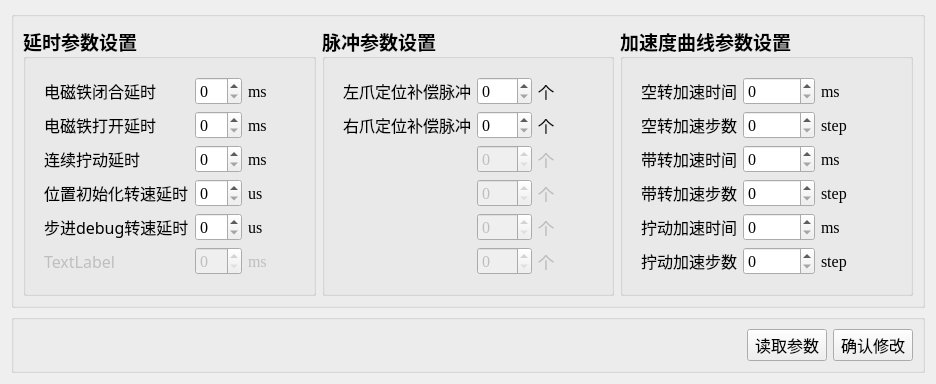
Old version of the form Cube_Explorer_SPFA_with_Qt/qtWindows/DataSheetWidget.ui in the repository hovnySiLenCe/Cube_Explorer_SPFA_with_Qt.
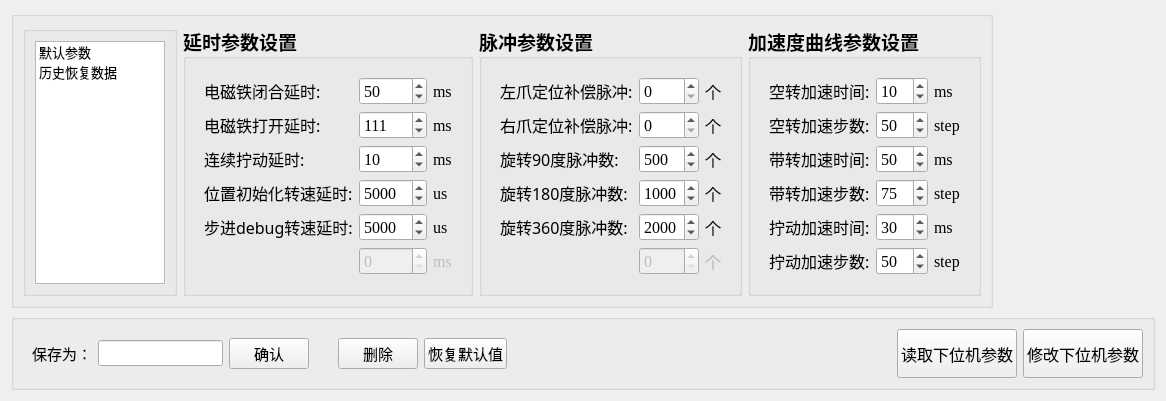
New version of the form.

Commit message: update parameter sheet

Patch:
```diff
--- a/Cube_Explorer_SPFA_with_Qt/qtWindows/DataSheetWidget.ui
+++ b/Cube_Explorer_SPFA_with_Qt/qtWindows/DataSheetWidget.ui
@@ -6,8 +6,8 @@
    <rect>
     <x>0</x>
     <y>0</y>
-    <width>936</width>
-    <height>356</height>
+    <width>1166</width>
+    <height>399</height>
    </rect>
   </property>
   <property name="sizePolicy">
@@ -23,7 +23,7 @@
    <item>
     <widget class="QGroupBox" name="paraHorizontalGroupBox">
      <property name="sizePolicy">
-      <sizepolicy hsizetype="Preferred" vsizetype="Preferred">
+      <sizepolicy hsizetype="Maximum" vsizetype="Preferred">
        <horstretch>0</horstretch>
        <verstretch>0</verstretch>
       </sizepolicy>
@@ -38,6 +38,102 @@
       <property name="sizeConstraint">
        <enum>QLayout::SetDefaultConstraint</enum>
       </property>
+      <item>
+       <widget class="QGroupBox" name="StrategyGroupBox">
+        <property name="font">
+         <font>
+          <pointsize>14</pointsize>
+          <weight>75</weight>
+          <bold>true</bold>
+         </font>
+        </property>
+        <layout class="QVBoxLayout" name="verticalLayout_4">
+         <item>
+          <widget class="QListWidget" name="list_strategy">
+           <property name="sizePolicy">
+            <sizepolicy hsizetype="Minimum" vsizetype="Expanding">
+             <horstretch>0</horstretch>
+             <verstretch>0</verstretch>
+            </sizepolicy>
+           </property>
+           <property name="minimumSize">
+            <size>
+             <width>130</width>
+             <height>0</height>
+            </size>
+           </property>
+           <property name="maximumSize">
+            <size>
+             <width>130</width>
+             <height>16777215</height>
+            </size>
+           </property>
+           <property name="font">
+            <font>
+             <pointsize>10</pointsize>
+             <weight>50</weight>
+             <bold>false</bold>
+            </font>
+           </property>
+           <property name="editTriggers">
+            <set>QAbstractItemView::EditKeyPressed|QAbstractItemView::SelectedClicked</set>
+           </property>
+           <property name="dragEnabled">
+            <bool>true</bool>
+           </property>
+           <property name="currentRow">
+            <number>-1</number>
+           </property>
+           <property name="sortingEnabled">
+            <bool>false</bool>
+           </property>
+           <item>
+            <property name="text">
+             <string>默认参数</string>
+            </property>
+            <property name="font">
+             <font>
+              <pointsize>10</pointsize>
+             </font>
+            </property>
+            <property name="flags">
+             <set>ItemIsSelectable|ItemIsUserCheckable|ItemIsEnabled</set>
+            </property>
+           </item>
+           <item>
+            <property name="text">
+             <string>历史恢复数据</string>
+            </property>
+            <property name="statusTip">
+             <string/>
+            </property>
+            <property name="font">
+             <font>
+              <pointsize>10</pointsize>
+              <kerning>true</kerning>
+             </font>
+            </property>
+            <property name="textAlignment">
+             <set>AlignLeading|AlignTop</set>
+            </property>
+            <property name="background">
+             <brush brushstyle="NoBrush">
+              <color alpha="255">
+               <red>0</red>
+               <green>0</green>
+               <blue>0</blue>
+              </color>
+             </brush>
+            </property>
+            <property name="flags">
+             <set>ItemIsSelectable|ItemIsUserCheckable|ItemIsEnabled</set>
+            </property>
+           </item>
+          </widget>
+         </item>
+        </layout>
+       </widget>
+      </item>
       <item>
        <widget class="QGroupBox" name="TimeDelayGroupBox">
         <property name="enabled">
@@ -85,12 +181,18 @@
                 <family>Times New Roman</family>
                </font>
               </property>
+              <property name="maximum">
+               <number>99999</number>
+              </property>
+              <property name="value">
+               <number>10</number>
+              </property>
              </widget>
             </item>
             <item row="0" column="0">
              <widget class="QLabel" name="label">
               <property name="text">
-               <string>电磁铁闭合延时</string>
+               <string>电磁铁闭合延时:</string>
               </property>
              </widget>
             </item>
@@ -101,6 +203,21 @@
                 <family>Times New Roman</family>
                </font>
               </property>
+              <property name="suffix">
+               <string/>
+              </property>
+              <property name="prefix">
+               <string/>
+              </property>
+              <property name="maximum">
+               <number>99999</number>
+              </property>
+              <property name="value">
+               <number>50</number>
+              </property>
+              <property name="displayIntegerBase">
+               <number>10</number>
+              </property>
              </widget>
             </item>
             <item row="0" column="2">
@@ -122,19 +239,25 @@
                 <family>Times New Roman</family>
                </font>
               </property>
+              <property name="maximum">
+               <number>99999</number>
+              </property>
+              <property name="value">
+               <number>111</number>
+              </property>
              </widget>
             </item>
             <item row="1" column="0">
              <widget class="QLabel" name="label_3">
               <property name="text">
-               <string>电磁铁打开延时</string>
+               <string>电磁铁打开延时:</string>
               </property>
              </widget>
             </item>
             <item row="3" column="0">
              <widget class="QLabel" name="label_6">
               <property name="text">
-               <string>位置初始化转速延时</string>
+               <string>位置初始化转速延时:</string>
               </property>
              </widget>
             </item>
@@ -157,19 +280,25 @@
                 <family>Times New Roman</family>
                </font>
               </property>
+              <property name="maximum">
+               <number>99999</number>
+              </property>
+              <property name="value">
+               <number>5000</number>
+              </property>
              </widget>
             </item>
             <item row="2" column="0">
              <widget class="QLabel" name="label_5">
               <property name="text">
-               <string>连续拧动延时</string>
+               <string>连续拧动延时:</string>
               </property>
              </widget>
             </item>
             <item row="4" column="0">
              <widget class="QLabel" name="label_8">
               <property name="text">
-               <string>步进debug转速延时</string>
+               <string>步进debug转速延时:</string>
               </property>
              </widget>
             </item>
@@ -179,7 +308,7 @@
                <bool>false</bool>
               </property>
               <property name="text">
-               <string>TextLabel</string>
+               <string/>
               </property>
              </widget>
             </item>
@@ -190,6 +319,12 @@
                 <family>Times New Roman</family>
                </font>
               </property>
+              <property name="maximum">
+               <number>99999</number>
+              </property>
+              <property name="value">
+               <number>5000</number>
+              </property>
              </widget>
             </item>
             <item row="5" column="1">
@@ -300,19 +435,25 @@
             <item row="2" column="1">
              <widget class="QSpinBox" name="spinBox_7">
               <property name="enabled">
-               <bool>false</bool>
+               <bool>true</bool>
               </property>
               <property name="font">
                <font>
                 <family>Times New Roman</family>
                </font>
               </property>
+              <property name="maximum">
+               <number>9999</number>
+              </property>
+              <property name="value">
+               <number>500</number>
+              </property>
              </widget>
             </item>
             <item row="0" column="0">
              <widget class="QLabel" name="label_P1_1">
               <property name="text">
-               <string>左爪定位补偿脉冲</string>
+               <string>左爪定位补偿脉冲:</string>
               </property>
              </widget>
             </item>
@@ -323,6 +464,9 @@
                 <family>Times New Roman</family>
                </font>
               </property>
+              <property name="maximum">
+               <number>9999</number>
+              </property>
              </widget>
             </item>
             <item row="0" column="2">
@@ -339,19 +483,25 @@
                 <family>Times New Roman</family>
                </font>
               </property>
+              <property name="maximum">
+               <number>9999</number>
+              </property>
              </widget>
             </item>
             <item row="1" column="0">
              <widget class="QLabel" name="label_P2_1">
               <property name="text">
-               <string>右爪定位补偿脉冲</string>
+               <string>右爪定位补偿脉冲:</string>
               </property>
              </widget>
             </item>
             <item row="3" column="0">
-             <widget class="QLabel" name="label_16">
+             <widget class="QLabel" name="label_key13">
+              <property name="enabled">
+               <bool>true</bool>
+              </property>
               <property name="text">
-               <string> </string>
+               <string>旋转180度脉冲数:</string>
               </property>
               <property name="buddy">
                <cstring>label_16</cstring>
@@ -368,46 +518,64 @@
             <item row="3" column="1">
              <widget class="QSpinBox" name="spinBox_10">
               <property name="enabled">
-               <bool>false</bool>
+               <bool>true</bool>
               </property>
               <property name="font">
                <font>
                 <family>Times New Roman</family>
                </font>
               </property>
+              <property name="maximum">
+               <number>9999</number>
+              </property>
+              <property name="value">
+               <number>1000</number>
+              </property>
              </widget>
             </item>
             <item row="2" column="0">
-             <widget class="QLabel" name="label_18">
+             <widget class="QLabel" name="label_key12">
+              <property name="enabled">
+               <bool>true</bool>
+              </property>
               <property name="text">
-               <string> </string>
+               <string>旋转90度脉冲数:</string>
               </property>
              </widget>
             </item>
             <item row="4" column="0">
-             <widget class="QLabel" name="label_19">
+             <widget class="QLabel" name="label_key14">
+              <property name="enabled">
+               <bool>true</bool>
+              </property>
               <property name="text">
-               <string> </string>
+               <string>旋转360度脉冲数:</string>
               </property>
              </widget>
             </item>
             <item row="5" column="0">
              <widget class="QLabel" name="label_20">
               <property name="text">
-               <string> </string>
+               <string/>
               </property>
              </widget>
             </item>
             <item row="4" column="1">
              <widget class="QSpinBox" name="spinBox_11">
               <property name="enabled">
-               <bool>false</bool>
+               <bool>true</bool>
               </property>
               <property name="font">
                <font>
                 <family>Times New Roman</family>
                </font>
               </property>
+              <property name="maximum">
+               <number>9999</number>
+              </property>
+              <property name="value">
+               <number>2000</number>
+              </property>
              </widget>
             </item>
             <item row="5" column="1">
@@ -425,7 +593,7 @@
             <item row="2" column="2">
              <widget class="QLabel" name="label_21">
               <property name="enabled">
-               <bool>false</bool>
+               <bool>true</bool>
               </property>
               <property name="text">
                <string>个</string>
@@ -435,7 +603,7 @@
             <item row="3" column="2">
              <widget class="QLabel" name="label_22">
               <property name="enabled">
-               <bool>false</bool>
+               <bool>true</bool>
               </property>
               <property name="text">
                <string>个</string>
@@ -445,7 +613,7 @@
             <item row="4" column="2">
              <widget class="QLabel" name="label_23">
               <property name="enabled">
-               <bool>false</bool>
+               <bool>true</bool>
               </property>
               <property name="text">
                <string>个</string>
@@ -502,7 +670,7 @@
             <item row="0" column="0">
              <widget class="QLabel" name="label_37">
               <property name="text">
-               <string>空转加速时间</string>
+               <string>空转加速时间:</string>
               </property>
              </widget>
             </item>
@@ -527,12 +695,18 @@
                 <pointsize>12</pointsize>
                </font>
               </property>
+              <property name="maximum">
+               <number>999</number>
+              </property>
+              <property name="value">
+               <number>10</number>
+              </property>
              </widget>
             </item>
             <item row="1" column="0">
              <widget class="QLabel" name="label_39">
               <property name="text">
-               <string>空转加速步数</string>
+               <string>空转加速步数:</string>
               </property>
              </widget>
             </item>
@@ -552,14 +726,14 @@
             <item row="2" column="0">
              <widget class="QLabel" name="label_42">
               <property name="text">
-               <string>带转加速时间</string>
+               <string>带转加速时间:</string>
               </property>
              </widget>
             </item>
             <item row="3" column="0">
              <widget class="QLabel" name="label_40">
               <property name="text">
-               <string>带转加速步数</string>
+               <string>带转加速步数:</string>
               </property>
              </widget>
             </item>
@@ -571,6 +745,12 @@
                 <pointsize>12</pointsize>
                </font>
               </property>
+              <property name="maximum">
+               <number>999</number>
+              </property>
+              <property name="value">
+               <number>75</number>
+              </property>
              </widget>
             </item>
             <item row="3" column="2">
@@ -589,7 +769,7 @@
             <item row="4" column="0">
              <widget class="QLabel" name="label_43">
               <property name="text">
-               <string>拧动加速时间</string>
+               <string>拧动加速时间:</string>
               </property>
              </widget>
             </item>
@@ -601,6 +781,12 @@
                 <pointsize>12</pointsize>
                </font>
               </property>
+              <property name="maximum">
+               <number>999</number>
+              </property>
+              <property name="value">
+               <number>30</number>
+              </property>
              </widget>
             </item>
             <item row="4" column="2">
@@ -624,12 +810,18 @@
                 <pointsize>12</pointsize>
                </font>
               </property>
+              <property name="maximum">
+               <number>999</number>
+              </property>
+              <property name="value">
+               <number>50</number>
+              </property>
              </widget>
             </item>
             <item row="5" column="0">
              <widget class="QLabel" name="label_44">
               <property name="text">
-               <string>拧动加速步数</string>
+               <string>拧动加速步数:</string>
               </property>
              </widget>
             </item>
@@ -654,6 +846,12 @@
                 <pointsize>12</pointsize>
                </font>
               </property>
+              <property name="maximum">
+               <number>999</number>
+              </property>
+              <property name="value">
+               <number>50</number>
+              </property>
              </widget>
             </item>
             <item row="5" column="2">
@@ -677,6 +875,12 @@
                 <pointsize>12</pointsize>
                </font>
               </property>
+              <property name="maximum">
+               <number>999</number>
+              </property>
+              <property name="value">
+               <number>50</number>
+              </property>
              </widget>
             </item>
            </layout>
@@ -692,7 +896,128 @@
    </item>
    <item>
     <widget class="QGroupBox" name="buttomHorizontalGroupBox">
+     <property name="sizePolicy">
+      <sizepolicy hsizetype="Preferred" vsizetype="Preferred">
+       <horstretch>0</horstretch>
+       <verstretch>0</verstretch>
+      </sizepolicy>
+     </property>
      <layout class="QHBoxLayout" name="horizontalLayout_2">
+      <item>
+       <widget class="QFrame" name="horizontalFrame">
+        <layout class="QHBoxLayout" name="paraSaveHorizontalLayout">
+         <item>
+          <widget class="QLabel" name="label_13">
+           <property name="font">
+            <font>
+             <pointsize>11</pointsize>
+            </font>
+           </property>
+           <property name="text">
+            <string>保存为：</string>
+           </property>
+          </widget>
+         </item>
+         <item>
+          <widget class="QLineEdit" name="text_versionName">
+           <property name="sizePolicy">
+            <sizepolicy hsizetype="Maximum" vsizetype="Fixed">
+             <horstretch>0</horstretch>
+             <verstretch>0</verstretch>
+            </sizepolicy>
+           </property>
+           <property name="maximumSize">
+            <size>
+             <width>125</width>
+             <height>16777215</height>
+            </size>
+           </property>
+           <property name="font">
+            <font>
+             <pointsize>11</pointsize>
+            </font>
+           </property>
+          </widget>
+         </item>
+         <item>
+          <widget class="QPushButton" name="btn_saveStrategy">
+           <property name="sizePolicy">
+            <sizepolicy hsizetype="Preferred" vsizetype="Minimum">
+             <horstretch>0</horstretch>
+             <verstretch>0</verstretch>
+            </sizepolicy>
+           </property>
+           <property name="font">
+            <font>
+             <pointsize>11</pointsize>
+            </font>
+           </property>
+           <property name="text">
+            <string>确认</string>
+           </property>
+          </widget>
+         </item>
+        </layout>
+       </widget>
+      </item>
+      <item>
+       <spacer name="horizontalSpacer_2">
+        <property name="orientation">
+         <enum>Qt::Horizontal</enum>
+        </property>
+        <property name="sizeType">
+         <enum>QSizePolicy::Maximum</enum>
+        </property>
+        <property name="sizeHint" stdset="0">
+         <size>
+          <width>5</width>
+          <height>20</height>
+         </size>
+        </property>
+       </spacer>
+      </item>
+      <item>
+       <widget class="QFrame" name="horizontalFrame_2">
+        <layout class="QHBoxLayout" name="paraEditHorizontalLayout">
+         <item>
+          <widget class="QPushButton" name="btn_delStrategy">
+           <property name="sizePolicy">
+            <sizepolicy hsizetype="Preferred" vsizetype="Minimum">
+             <horstretch>0</horstretch>
+             <verstretch>0</verstretch>
+            </sizepolicy>
+           </property>
+           <property name="font">
+            <font>
+             <pointsize>11</pointsize>
+            </font>
+           </property>
+           <property name="text">
+            <string>删除</string>
+           </property>
+          </widget>
+         </item>
+         <item>
+          <widget class="QPushButton" name="btn_resetStrategy">
+           <property name="sizePolicy">
+            <sizepolicy hsizetype="Preferred" vsizetype="Minimum">
+             <horstretch>0</horstretch>
+             <verstretch>0</verstretch>
+            </sizepolicy>
+           </property>
+           <property name="font">
+            <font>
+             <pointsize>11</pointsize>
+            </font>
+           </property>
+           <property name="text">
+            <string>恢复默认值</string>
+           </property>
+          </widget>
+         </item>
+        </layout>
+       </widget>
+      </item>
       <item>
        <spacer name="horizontalSpacer">
         <property name="orientation">
@@ -724,6 +1049,18 @@
       </item>
       <item>
        <widget class="QPushButton" name="btn_readPara">
+        <property name="sizePolicy">
+         <sizepolicy hsizetype="Preferred" vsizetype="Minimum">
+          <horstretch>0</horstretch>
+          <verstretch>0</verstretch>
+         </sizepolicy>
+        </property>
+        <property name="minimumSize">
+         <size>
+          <width>0</width>
+          <height>35</height>
+         </size>
+        </property>
         <property name="font">
          <font>
           <family>宋体</family>
@@ -731,7 +1068,7 @@
          </font>
         </property>
         <property name="text">
-         <string>读取参数</string>
+         <string>读取下位机参数</string>
         </property>
        </widget>
       </item>
@@ -740,6 +1077,18 @@
         <property name="enabled">
          <bool>true</bool>
         </property>
+        <property name="sizePolicy">
+         <sizepolicy hsizetype="Preferred" vsizetype="Minimum">
+          <horstretch>0</horstretch>
+          <verstretch>0</verstretch>
+         </sizepolicy>
+        </property>
+        <property name="minimumSize">
+         <size>
+          <width>0</width>
+          <height>35</height>
+         </size>
+        </property>
         <property name="font">
          <font>
           <family>宋体</family>
@@ -753,7 +1102,7 @@
          <bool>false</bool>
         </property>
         <property name="text">
-         <string>确认修改</string>
+         <string>修改下位机参数</string>
         </property>
         <property name="checkable">
          <bool>false</bool>
```
Left out of the diff: 64 changed lines with no effect on the pictures. The commit also changes 10 other files.
